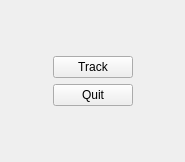
Above: branches/branches/2009-11-11-cisstMultiTask-ICE/examples/devicesTutorial/example7/devMicronTrackerControllerQWidget.ui from eetuna/cisst before the change. Below: the same form after it.
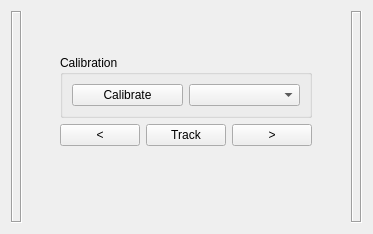
That is the form after the change.

Diff of the .ui file:
```diff
--- a/branches/branches/2009-11-11-cisstMultiTask-ICE/examples/devicesTutorial/example7/devMicronTrackerControllerQWidget.ui
+++ b/branches/branches/2009-11-11-cisstMultiTask-ICE/examples/devicesTutorial/example7/devMicronTrackerControllerQWidget.ui
@@ -6,15 +6,15 @@
    <rect>
     <x>0</x>
     <y>0</y>
-    <width>185</width>
-    <height>162</height>
+    <width>373</width>
+    <height>234</height>
    </rect>
   </property>
   <property name="windowTitle">
    <string>Form</string>
   </property>
   <layout class="QGridLayout" name="gridLayout">
-   <item row="0" column="1">
+   <item row="0" column="2" colspan="3">
     <spacer name="SpacerTop">
      <property name="orientation">
       <enum>Qt::Vertical</enum>
@@ -27,8 +27,37 @@
      </property>
     </spacer>
    </item>
-   <item row="1" column="0" rowspan="2">
-    <spacer name="SpacerLeft">
+   <item row="0" column="6" rowspan="7">
+    <widget class="QLabel" name="FrameRight">
+     <property name="frameShape">
+      <enum>QFrame::Box</enum>
+     </property>
+     <property name="frameShadow">
+      <enum>QFrame::Sunken</enum>
+     </property>
+    </widget>
+   </item>
+   <item row="1" column="2" colspan="3">
+    <widget class="QGroupBox" name="BoxCalibration">
+     <property name="title">
+      <string>Calibration</string>
+     </property>
+     <layout class="QHBoxLayout" name="horizontalLayout">
+      <item>
+       <widget class="QPushButton" name="ButtonCalibratePivot">
+        <property name="text">
+         <string>Calibrate</string>
+        </property>
+       </widget>
+      </item>
+      <item>
+       <widget class="QComboBox" name="BoxTools"/>
+      </item>
+     </layout>
+    </widget>
+   </item>
+   <item row="1" column="1" rowspan="2">
+    <spacer name="SpacerLeftTop">
      <property name="orientation">
       <enum>Qt::Horizontal</enum>
      </property>
@@ -40,7 +69,7 @@
      </property>
     </spacer>
    </item>
-   <item row="1" column="1">
+   <item row="2" column="3">
     <widget class="QPushButton" name="ButtonTrack">
      <property name="text">
       <string>Track</string>
@@ -50,8 +79,8 @@
      </property>
     </widget>
    </item>
-   <item row="1" column="2" rowspan="2">
-    <spacer name="SpacerRight">
+   <item row="1" column="5" rowspan="2">
+    <spacer name="SpacerRightTop">
      <property name="orientation">
       <enum>Qt::Horizontal</enum>
      </property>
@@ -63,14 +92,40 @@
      </property>
     </spacer>
    </item>
-   <item row="2" column="1">
-    <widget class="QPushButton" name="ButtonQuit">
-     <property name="text">
-      <string>Quit</string>
+   <item row="5" column="1">
+    <spacer name="SpacerLeftBottom">
+     <property name="orientation">
+      <enum>Qt::Horizontal</enum>
      </property>
-    </widget>
+     <property name="sizeHint" stdset="0">
+      <size>
+       <width>40</width>
+       <height>20</height>
+      </size>
+     </property>
+    </spacer>
    </item>
-   <item row="3" column="1">
+   <item row="5" column="2" colspan="3">
+    <layout class="QVBoxLayout" name="LayoutTools">
+     <property name="sizeConstraint">
+      <enum>QLayout::SetFixedSize</enum>
+     </property>
+    </layout>
+   </item>
+   <item row="5" column="5">
+    <spacer name="SpacerRightBottom">
+     <property name="orientation">
+      <enum>Qt::Horizontal</enum>
+     </property>
+     <property name="sizeHint" stdset="0">
+      <size>
+       <width>40</width>
+       <height>20</height>
+      </size>
+     </property>
+    </spacer>
+   </item>
+   <item row="6" column="2" colspan="3">
     <spacer name="SpacerBottom">
      <property name="orientation">
       <enum>Qt::Vertical</enum>
@@ -83,6 +138,36 @@
      </property>
     </spacer>
    </item>
+   <item row="0" column="0" rowspan="7">
+    <widget class="QLabel" name="FrameLeft">
+     <property name="frameShape">
+      <enum>QFrame::Box</enum>
+     </property>
+     <property name="frameShadow">
+      <enum>QFrame::Sunken</enum>
+     </property>
+    </widget>
+   </item>
+   <item row="2" column="2">
+    <widget class="QPushButton" name="ButtonCaptureFrameLeft">
+     <property name="text">
+      <string>&lt;</string>
+     </property>
+     <property name="checkable">
+      <bool>true</bool>
+     </property>
+    </widget>
+   </item>
+   <item row="2" column="4">
+    <widget class="QPushButton" name="ButtonCaptureFrameRight">
+     <property name="text">
+      <string>&gt;</string>
+     </property>
+     <property name="checkable">
+      <bool>true</bool>
+     </property>
+    </widget>
+   </item>
   </layout>
  </widget>
  <resources/>
```
Left out of the diff: 4 changed lines with no effect on the pictures.
